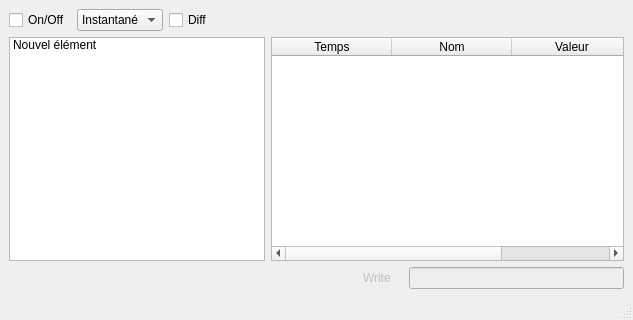
Above: BasicModules/DataView/ihm_DataView.ui from CRLG/LABOTBOX before the change. Below: the same form after it.
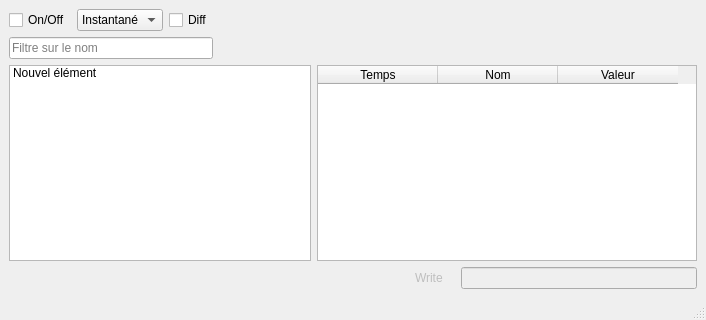
That is the form after the change. Icons and pictures are not drawn.

Commit message: #59 [DataView] Ajout filtrage, enregistrement, chargement des données

Diff of the .ui file:
```diff
--- a/BasicModules/DataView/ihm_DataView.ui
+++ b/BasicModules/DataView/ihm_DataView.ui
@@ -6,7 +6,7 @@
    <rect>
     <x>0</x>
     <y>0</y>
-    <width>633</width>
+    <width>706</width>
     <height>320</height>
    </rect>
   </property>
@@ -22,7 +22,7 @@
       </property>
      </widget>
     </item>
-    <item row="0" column="7">
+    <item row="0" column="10">
      <widget class="QPushButton" name="pb_effacer_liste">
       <property name="toolTip">
        <string>Effacer le contenu de la trace</string>
@@ -48,62 +48,7 @@
       </property>
      </widget>
     </item>
-    <item row="1" column="0" colspan="4">
-     <widget class="QListWidget" name="liste_variables">
-      <property name="alternatingRowColors">
-       <bool>true</bool>
-      </property>
-      <property name="viewMode">
-       <enum>QListView::ListMode</enum>
-      </property>
-      <property name="uniformItemSizes">
-       <bool>false</bool>
-      </property>
-      <property name="sortingEnabled">
-       <bool>true</bool>
-      </property>
-      <item>
-       <property name="text">
-        <string>Nouvel élément</string>
-       </property>
-       <property name="checkState">
-        <enum>Unchecked</enum>
-       </property>
-      </item>
-     </widget>
-    </item>
-    <item row="1" column="4" colspan="4">
-     <widget class="QTableWidget" name="table_variables_valeurs">
-      <attribute name="horizontalHeaderVisible">
-       <bool>true</bool>
-      </attribute>
-      <attribute name="horizontalHeaderCascadingSectionResizes">
-       <bool>false</bool>
-      </attribute>
-      <attribute name="horizontalHeaderDefaultSectionSize">
-       <number>115</number>
-      </attribute>
-      <attribute name="horizontalHeaderMinimumSectionSize">
-       <number>120</number>
-      </attribute>
-      <column>
-       <property name="text">
-        <string>Temps</string>
-       </property>
-      </column>
-      <column>
-       <property name="text">
-        <string>Nom</string>
-       </property>
-      </column>
-      <column>
-       <property name="text">
-        <string>Valeur</string>
-       </property>
-      </column>
-     </widget>
-    </item>
-    <item row="2" column="7">
+    <item row="3" column="10">
      <widget class="QLineEdit" name="valueToWrite">
       <property name="enabled">
        <bool>false</bool>
@@ -122,7 +67,7 @@
       </property>
      </widget>
     </item>
-    <item row="2" column="6">
+    <item row="3" column="9">
      <widget class="QLabel" name="valueToWrite_label">
       <property name="enabled">
        <bool>false</bool>
@@ -146,7 +91,7 @@
       </item>
      </widget>
     </item>
-    <item row="0" column="6">
+    <item row="0" column="9">
      <widget class="QPushButton" name="pb_enregistrer_trace">
       <property name="enabled">
        <bool>true</bool>
@@ -175,7 +120,7 @@
       </property>
      </widget>
     </item>
-    <item row="0" column="4">
+    <item row="0" column="7">
      <widget class="QPushButton" name="pb_up">
       <property name="enabled">
        <bool>true</bool>
@@ -201,30 +146,7 @@
       </property>
      </widget>
     </item>
-    <item row="0" column="3">
-     <widget class="QPushButton" name="PB_refresh_liste">
-      <property name="toolTip">
-       <string>Mise à jour de la liste des variables disponibles</string>
-      </property>
-      <property name="text">
-       <string/>
-      </property>
-      <property name="icon">
-       <iconset resource="../../icons.qrc">
-        <normaloff>:/icons/refresh.png</normaloff>:/icons/refresh.png</iconset>
-      </property>
-      <property name="iconSize">
-       <size>
-        <width>20</width>
-        <height>20</height>
-       </size>
-      </property>
-      <property name="flat">
-       <bool>true</bool>
-      </property>
-     </widget>
-    </item>
-    <item row="0" column="5">
+    <item row="0" column="8">
      <widget class="QPushButton" name="pb_down">
       <property name="toolTip">
        <string>Descend  la variable sélectionnée dans la liste</string>
@@ -241,6 +163,23 @@
       </property>
      </widget>
     </item>
+    <item row="1" column="4">
+     <widget class="QPushButton" name="pb_save_variables_liste">
+      <property name="toolTip">
+       <string>Savegarde la liste des variables observées</string>
+      </property>
+      <property name="text">
+       <string/>
+      </property>
+      <property name="icon">
+       <iconset resource="../../icons.qrc">
+        <normaloff>:/icons/save.png</normaloff>:/icons/save.png</iconset>
+      </property>
+      <property name="flat">
+       <bool>true</bool>
+      </property>
+     </widget>
+    </item>
     <item row="0" column="2">
      <widget class="QCheckBox" name="affiche_diff_seulement">
       <property name="toolTip">
@@ -251,6 +190,125 @@
       </property>
      </widget>
     </item>
+    <item row="1" column="0" colspan="3">
+     <widget class="QLineEdit" name="filtre_noms_variables">
+      <property name="placeholderText">
+       <string>Filtre sur le nom</string>
+      </property>
+     </widget>
+    </item>
+    <item row="1" column="3">
+     <widget class="QPushButton" name="pb_open_variables_liste">
+      <property name="toolTip">
+       <string>Charge une liste de variables à observer</string>
+      </property>
+      <property name="text">
+       <string/>
+      </property>
+      <property name="icon">
+       <iconset resource="../../icons.qrc">
+        <normaloff>:/icons/open.png</normaloff>:/icons/open.png</iconset>
+      </property>
+      <property name="flat">
+       <bool>true</bool>
+      </property>
+     </widget>
+    </item>
+    <item row="2" column="0" colspan="6">
+     <widget class="QListWidget" name="liste_variables">
+      <property name="alternatingRowColors">
+       <bool>true</bool>
+      </property>
+      <property name="viewMode">
+       <enum>QListView::ListMode</enum>
+      </property>
+      <property name="uniformItemSizes">
+       <bool>false</bool>
+      </property>
+      <property name="sortingEnabled">
+       <bool>true</bool>
+      </property>
+      <item>
+       <property name="text">
+        <string>Nouvel élément</string>
+       </property>
+       <property name="checkState">
+        <enum>Unchecked</enum>
+       </property>
+      </item>
+     </widget>
+    </item>
+    <item row="2" column="6" colspan="5">
+     <widget class="QTableWidget" name="table_variables_valeurs">
+      <attribute name="horizontalHeaderVisible">
+       <bool>true</bool>
+      </attribute>
+      <attribute name="horizontalHeaderCascadingSectionResizes">
+       <bool>false</bool>
+      </attribute>
+      <attribute name="horizontalHeaderDefaultSectionSize">
+       <number>115</number>
+      </attribute>
+      <attribute name="horizontalHeaderMinimumSectionSize">
+       <number>120</number>
+      </attribute>
+      <column>
+       <property name="text">
+        <string>Temps</string>
+       </property>
+      </column>
+      <column>
+       <property name="text">
+        <string>Nom</string>
+       </property>
+      </column>
+      <column>
+       <property name="text">
+        <string>Valeur</string>
+       </property>
+      </column>
+     </widget>
+    </item>
+    <item row="0" column="3">
+     <widget class="QPushButton" name="PB_refresh_liste">
+      <property name="toolTip">
+       <string>Mise à jour de la liste des variables disponibles</string>
+      </property>
+      <property name="text">
+       <string/>
+      </property>
+      <property name="icon">
+       <iconset resource="../../icons.qrc">
+        <normaloff>:/icons/refresh.png</normaloff>:/icons/refresh.png</iconset>
+      </property>
+      <property name="iconSize">
+       <size>
+        <width>20</width>
+        <height>20</height>
+       </size>
+      </property>
+      <property name="flat">
+       <bool>true</bool>
+      </property>
+     </widget>
+    </item>
+    <item row="0" column="4">
+     <widget class="QPushButton" name="pb_decoche_tout">
+      <property name="toolTip">
+       <string>Décoche tout</string>
+      </property>
+      <property name="text">
+       <string/>
+      </property>
+      <property name="icon">
+       <iconset resource="../../icons.qrc">
+        <normaloff>:/icons/cancel.png</normaloff>:/icons/cancel.png</iconset>
+      </property>
+      <property name="flat">
+       <bool>true</bool>
+      </property>
+     </widget>
+    </item>
    </layout>
   </widget>
   <widget class="QMenuBar" name="menubar">
```
Left out of the diff: 2 changed lines with no effect on the pictures. The commit also changes 7 other files.
